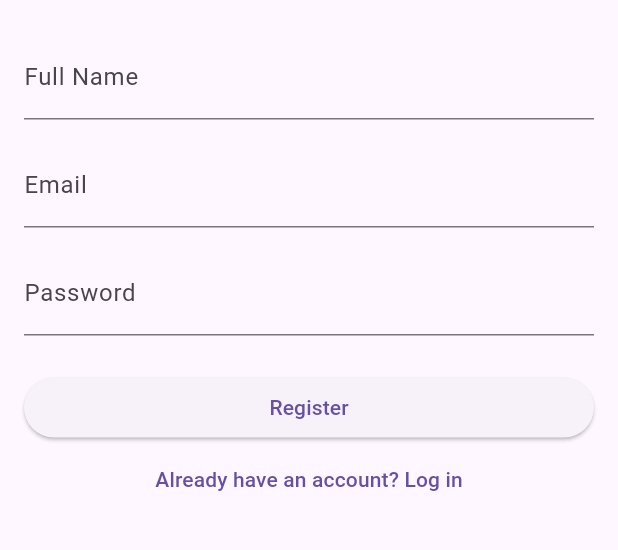
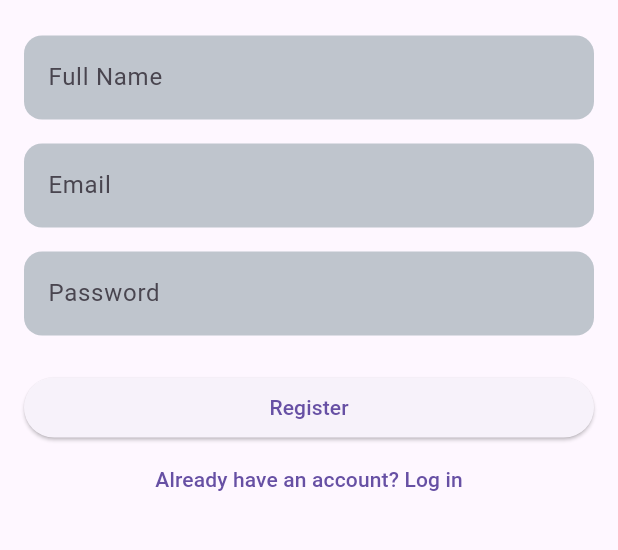
Before and after one commit to kinyaruthm/ClinicFinderApp, a Flutter app: the HomePage screen opened by its route, after a tap on the "logout" icon, after a tap on "Login", after a tap on "Don't have an account? Register", on a phone screen of 412 x 824 dp, the part 155-705 px from its top. Run offline on Flutter 3.47's test engine with Material 3 defaults, Android fonts, the light colour scheme and no system bars; our stand-ins replace cloud_firestore, firebase_auth, firebase_core, geolocator, google_maps_flutter; accounts and stored records are empty.

Commit message:
more updates: reusable components and cleanup

```diff
--- a/lib/screens/pages/home.dart
+++ b/lib/screens/pages/home.dart
@@ -5,6 +5,7 @@ import '/screens/pages/location_service.dart';
 import '/screens/pages/clinic_details_page.dart';
 import 'package:cloud_firestore/cloud_firestore.dart';
 import 'dart:math';
+import 'package:clinicfinder/components.dart';
 
 //landing page that displays all available clinics already saved in the database
 class HomePage extends StatefulWidget {
@@ -18,6 +19,7 @@ class _HomePageState extends State<HomePage> {
   final TextEditingController _searchController = TextEditingController();
   String _location = "Fetching location...";
   Position? _userPosition;
+
   List<Map<String, dynamic>> _nearbyClinics = [];
 
   @override
@@ -225,22 +227,23 @@ class _HomePageState extends State<HomePage> {
             Row(
               children: [
                 Expanded(
-                  child: TextField(
+                  //reused textfield
+                  child: AppTextField(
                     controller: _searchController,
-                    decoration: InputDecoration(
-                      labelText: 'Search location',
-                      border: const OutlineInputBorder(),
-                      isDense: true,
-                      suffixIcon: IconButton(
-                        icon: const Icon(Icons.clear),
-                        onPressed: () {
-                          _searchController.clear();
-                          if (_userPosition != null) {
-                            _loadClinicsFromFirestore(_userPosition!);
-                          }
-                        },
-                      ),
-                    ),
+                    //decoration: InputDecoration(
+                    label: 'Search location',
+                    // border: const OutlineInputBorder(),
+                    // isDense: true,
+                    //icon: IconButton(
+                    //icon: const Icon(icon.),
+                    // onPressed: () {
+                    //   _searchController.clear();
+                    //   if (_userPosition != null) {
+                    //     _loadClinicsFromFirestore(_userPosition!);
+                    //   }
+                    // },
+                    // ),
+                    // ),
                   ),
                 ),
                 const SizedBox(width: 8),
@@ -252,6 +255,7 @@ class _HomePageState extends State<HomePage> {
             ),
             const SizedBox(height: 12),
             //uploads the sample clinics once
+
             // Upload button -commented to prevent uploading twice
             // ElevatedButton.icon(
             //   onPressed: uploadSampleClinics,
--- a/lib/screens/pages/login.dart
+++ b/lib/screens/pages/login.dart
@@ -1,5 +1,6 @@
 import 'package:flutter/material.dart';
 import 'package:firebase_auth/firebase_auth.dart';
+import 'package:clinicfinder/components.dart';
 
 class LoginPage extends StatefulWidget {
   const LoginPage({Key? key}) : super(key: key);
@@ -9,6 +10,7 @@ class LoginPage extends StatefulWidget {
 }
 
 class _LoginPageState extends State<LoginPage> {
+  //final Color fillerColor = const Color.fromARGB(255, 191, 197, 205);
   final _formKey = GlobalKey<FormState>();
   final TextEditingController _emailController = TextEditingController();
   final TextEditingController _passwordController = TextEditingController();
@@ -56,7 +58,9 @@ class _LoginPageState extends State<LoginPage> {
         padding: const EdgeInsets.all(16),
         child: Form(
           key: _formKey,
-          child: ListView(
+          child: Column(
+            mainAxisAlignment: MainAxisAlignment.center,
+            crossAxisAlignment: CrossAxisAlignment.stretch,
             children: [
               Text(
                 "Welcome Back",
@@ -73,7 +77,22 @@ class _LoginPageState extends State<LoginPage> {
               const SizedBox(height: 16),
               TextFormField(
                 controller: _emailController,
-                decoration: InputDecoration(labelText: "Email"),
+                decoration: InputDecoration(
+                  labelText: "Email",
+                  filled: true,
+                  fillColor: fillerColor,
+                  border: OutlineInputBorder(
+                    borderRadius: BorderRadius.circular(12),
+                    borderSide: BorderSide.none,
+                  ),
+                  focusedBorder: OutlineInputBorder(
+                    borderRadius: BorderRadius.circular(12),
+                    borderSide: const BorderSide(
+                      color: Color.fromARGB(255, 87, 148, 194),
+                    ),
+                  ),
+                ),
+
                 keyboardType: TextInputType.emailAddress,
                 validator: (value) => value != null && value.contains("@")
                     ? null
@@ -82,7 +101,22 @@ class _LoginPageState extends State<LoginPage> {
               const SizedBox(height: 16),
               TextFormField(
                 controller: _passwordController,
-                decoration: InputDecoration(labelText: "Password"),
+                decoration: InputDecoration(
+                  labelText: "Password",
+
+                  filled: true,
+                  fillColor: fillerColor,
+                  border: OutlineInputBorder(
+                    borderRadius: BorderRadius.circular(12),
+                    borderSide: BorderSide.none,
+                  ),
+                  focusedBorder: OutlineInputBorder(
+                    borderRadius: BorderRadius.circular(12),
+                    borderSide: const BorderSide(
+                      color: Color.fromARGB(255, 87, 148, 194),
+                    ),
+                  ),
+                ),
                 obscureText: true,
                 validator: (value) => value != null && value.length >= 6
                     ? null
@@ -91,10 +125,7 @@ class _LoginPageState extends State<LoginPage> {
               const SizedBox(height: 24),
               _isLoading
                   ? Center(child: CircularProgressIndicator())
-                  : ElevatedButton(
-                      onPressed: _login,
-                      child: Text("Login"),
-                    ),
+                  : ElevatedButton(onPressed: _login, child: Text("Login")),
               TextButton(
                 onPressed: () {
                   Navigator.pushReplacementNamed(context, '/register');
--- a/lib/screens/pages/register_page.dart
+++ b/lib/screens/pages/register_page.dart
@@ -1,5 +1,6 @@
 import 'package:flutter/material.dart';
 import 'package:firebase_auth/firebase_auth.dart';
+import 'package:clinicfinder/components.dart';
 
 class RegisterPage extends StatefulWidget {
   const RegisterPage({Key? key}) : super(key: key);
@@ -71,14 +72,42 @@ class _RegisterPageState extends State<RegisterPage> {
                 Text(_error!, style: TextStyle(color: Colors.red)),
               TextFormField(
                 controller: _nameController,
-                decoration: InputDecoration(labelText: 'Full Name'),
+                decoration: InputDecoration(
+                  labelText: 'Full Name',
+                  filled: true,
+                  fillColor: fillerColor,
+                  border: OutlineInputBorder(
+                    borderRadius: BorderRadius.circular(12),
+                    borderSide: BorderSide.none,
+                  ),
+                  focusedBorder: OutlineInputBorder(
+                    borderRadius: BorderRadius.circular(12),
+                    borderSide: const BorderSide(
+                      color: Color.fromARGB(255, 87, 148, 194),
+                    ),
+                  ),
+                ),
                 validator: (value) =>
                     value == null || value.isEmpty ? 'Enter your name' : null,
               ),
               SizedBox(height: 16),
               TextFormField(
                 controller: _emailController,
-                decoration: InputDecoration(labelText: 'Email'),
+                decoration: InputDecoration(
+                  labelText: 'Email',
+                  filled: true,
+                  fillColor: fillerColor,
+                  border: OutlineInputBorder(
+                    borderRadius: BorderRadius.circular(12),
+                    borderSide: BorderSide.none,
+                  ),
+                  focusedBorder: OutlineInputBorder(
+                    borderRadius: BorderRadius.circular(12),
+                    borderSide: const BorderSide(
+                      color: Color.fromARGB(255, 87, 148, 194),
+                    ),
+                  ),
+                ),
                 keyboardType: TextInputType.emailAddress,
                 validator: (value) => value != null && value.contains('@')
                     ? null
@@ -87,7 +116,21 @@ class _RegisterPageState extends State<RegisterPage> {
               SizedBox(height: 16),
               TextFormField(
                 controller: _passwordController,
-                decoration: InputDecoration(labelText: 'Password'),
+                decoration: InputDecoration(
+                  labelText: 'Password',
+                  filled: true,
+                  fillColor: fillerColor,
+                  border: OutlineInputBorder(
+                    borderRadius: BorderRadius.circular(12),
+                    borderSide: BorderSide.none,
+                  ),
+                  focusedBorder: OutlineInputBorder(
+                    borderRadius: BorderRadius.circular(12),
+                    borderSide: const BorderSide(
+                      color: Color.fromARGB(255, 87, 148, 194),
+                    ),
+                  ),
+                ),
                 obscureText: true,
                 validator: (value) => value != null && value.length >= 6
                     ? null
```
Also changed, not shown: lib/components.dart (added, +106 -0 lines).
